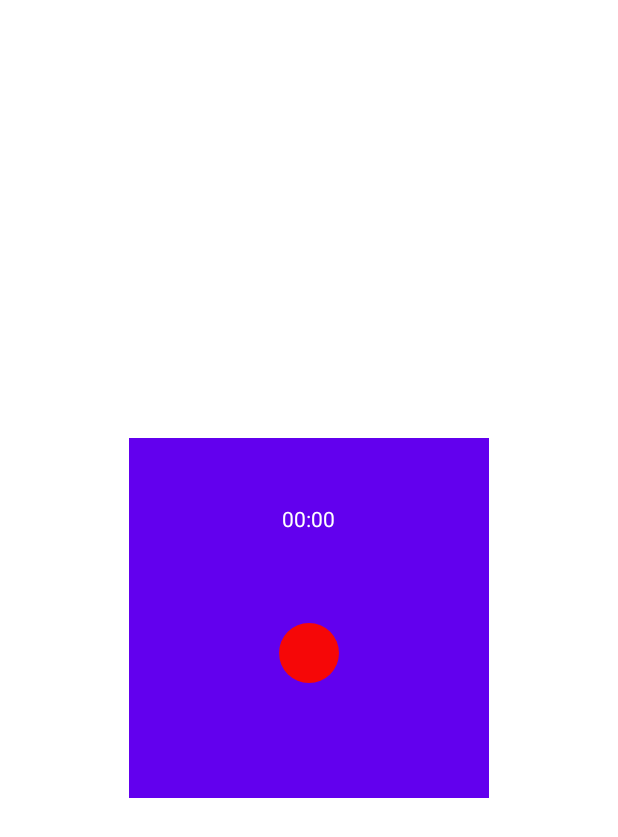
After one commit to TandohAnthonyNwiAckah/MyAudioAndVideoApp, an Android app: the layout activity_record.xml on its own in the app's theme, with its tools: preview values and no code run, on a phone screen of 412 x 824 dp. The commit adds this screen. Shown: the top 837 px of the screen. Run offline under Robolectric (Android 15) with nearby library versions, the phone set to English and light mode, and no system bars.

Commit message:
commit RecordActivity and Provider class

```diff
--- a/app/src/main/java/com/bothofus/myaudioandvideoapp/adapter/MainAdapter.kt
+++ b/app/src/main/java/com/bothofus/myaudioandvideoapp/adapter/MainAdapter.kt
@@ -12,6 +12,7 @@ import android.widget.TextView
 import androidx.recyclerview.widget.RecyclerView
 import com.bothofus.myaudioandvideoapp.R
 import com.bothofus.myaudioandvideoapp.model.MainModel
+import com.bothofus.myaudioandvideoapp.ui.RecordActivity
 import java.util.*
 
 
@@ -65,9 +66,7 @@ class MainAdapter : RecyclerView.Adapter<MainAdapter.ViewHolder>() {
 
                 when (position) {
 
-                    0 -> {
-
-                    }
+                    0 -> intent = Intent(context, RecordActivity::class.java)
 
                 }
                 context.startActivity(intent)
--- a/app/src/main/java/com/bothofus/myaudioandvideoapp/utils/Constants.kt
+++ b/app/src/main/java/com/bothofus/myaudioandvideoapp/utils/Constants.kt
@@ -8,6 +8,8 @@ object Constants {
     const val TAG = "bothofus"
     const val PERMISSION = 231
     const val DURATION = 4000
+    const val FOLDER = "AudioAndVideoApp"
+    const val MAX_DURATION = 60 * 60 * 60 * 1000
 
 
 
--- /dev/null
+++ b/app/src/main/res/drawable/ic_record.xml
@@ -0,0 +1,5 @@
+<vector android:height="24dp" android:tint="#F60707"
+    android:viewportHeight="24" android:viewportWidth="24"
+    android:width="24dp" xmlns:android="http://schemas.android.com/apk/res/android">
+    <path android:fillColor="@android:color/white" android:pathData="M12,12m-8,0a8,8 0,1 1,16 0a8,8 0,1 1,-16 0"/>
+</vector>
--- /dev/null
+++ b/app/src/main/res/drawable/ic_stop.xml
@@ -0,0 +1,6 @@
+<vector android:height="24dp" android:tint="#F60707"
+    android:viewportHeight="24" android:viewportWidth="24"
+    android:width="24dp" xmlns:android="http://schemas.android.com/apk/res/android">
+    <path android:fillColor="@android:color/white"
+        android:fillType="evenOdd" android:pathData="M8,16h8V8H8V16zM12,2C6.48,2 2,6.48 2,12s4.48,10 10,10s10,-4.48 10,-10S17.52,2 12,2L12,2z"/>
+</vector>
--- /dev/null
+++ b/app/src/main/res/layout/activity_record.xml
@@ -0,0 +1,55 @@
+<?xml version="1.0" encoding="utf-8"?>
+<RelativeLayout xmlns:android="http://schemas.android.com/apk/res/android"
+    android:layout_width="match_parent"
+    android:layout_height="match_parent">
+
+
+    <LinearLayout
+        android:layout_width="match_parent"
+        android:layout_height="wrap_content"
+        android:layout_centerInParent="true"
+        android:layout_margin="8dp"
+        android:orientation="vertical">
+
+        <LinearLayout
+            android:layout_width="240dp"
+            android:layout_height="240dp"
+            android:layout_gravity="center_horizontal"
+            android:background="@color/colorPrimary"
+            android:gravity="center"
+            android:orientation="vertical">
+
+
+            <androidx.appcompat.widget.AppCompatTextView
+                android:id="@+id/txt"
+                android:layout_width="wrap_content"
+                android:layout_height="wrap_content"
+                android:layout_gravity="center_horizontal"
+                android:layout_marginTop="24dp"
+                android:hint="00:00"
+                android:padding="2dp"
+                android:textColor="#FFF"
+                android:textColorHint="@color/white" />
+
+            <androidx.appcompat.widget.AppCompatButton
+                android:id="@+id/record"
+                android:layout_width="60dp"
+                android:layout_height="60dp"
+                android:layout_gravity="center"
+                android:layout_margin="48dp"
+                android:background="@drawable/ic_record" />
+
+            <androidx.appcompat.widget.AppCompatButton
+                android:id="@+id/stop"
+                android:layout_width="60dp"
+                android:layout_height="60dp"
+                android:layout_gravity="center_horizontal"
+                android:background="@drawable/ic_stop"
+                android:visibility="gone" />
+
+        </LinearLayout>
+
+    </LinearLayout>
+
+
+</RelativeLayout>
--- a/app/src/main/res/values/strings.xml
+++ b/app/src/main/res/values/strings.xml
@@ -6,4 +6,8 @@
     <string name="recordaudio">Record Audio</string>
     <string name="playdaudio">Play Audio</string>
 
+    <string name="strange">Unhandled error instance</string>
+    <string name="max_duration">Maximum duration reached</string>
+    <string name="max_size">Maximum file size reached</string>
+
 </resources>
```
Also changed, not shown: app/src/main/AndroidManifest.xml (+11 -3 lines), app/src/main/java/com/bothofus/myaudioandvideoapp/model/AudioModel.kt (added, +49 -0 lines), app/src/main/java/com/bothofus/myaudioandvideoapp/persistence/Provider.java (added, +195 -0 lines), app/src/main/java/com/bothofus/myaudioandvideoapp/ui/RecordActivity.kt (added, +288 -0 lines), app/src/main/java/com/bothofus/myaudioandvideoapp/utils/Util.kt (added, +68 -0 lines).
